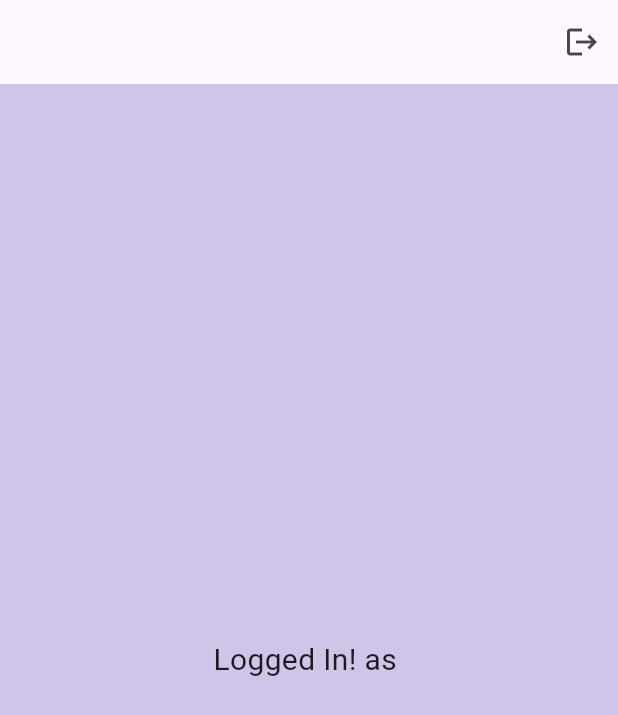
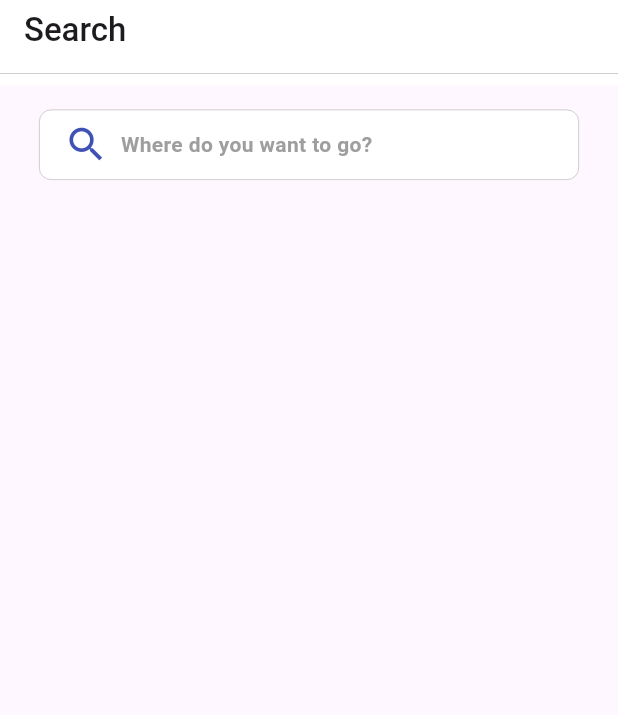
Before and after one commit to ChrisrunnerR/AppartmentSwap, a Flutter app: the screen it shows once a user with an empty profile is signed in, on a phone screen of 412 x 824 dp. Shown: the top 715 px of the screen. Run offline on Flutter 3.47's test engine with Material 3 defaults, Android fonts, the phone set to English and light mode, and no system bars; our stand-ins replace firebase_auth, firebase_core, google_sign_in; accounts and stored records are empty.

Commit message:
added in search bar to home page

```diff
--- /dev/null
+++ b/lib/components/search_bar.dart
@@ -0,0 +1,59 @@
+// ignore_for_file: prefer_const_literals_to_create_immutables, prefer_const_constructors
+
+import 'package:flutter/material.dart';
+
+class SearchBarDest extends StatelessWidget {
+  SearchBarDest({super.key});
+
+  final Color appGrey = Color(0xFFA0A0A0);
+
+  @override
+  Widget build(BuildContext context) {
+    return Container(
+      height: 130.0,
+      child: Stack(
+        children: [
+          Positioned(
+            left: 16.0,
+            right: 16.0,
+            top: 16.0,
+            child: Container(
+              margin: EdgeInsets.symmetric(horizontal: 10),
+              padding: EdgeInsets.symmetric(horizontal: 16.0, vertical: 8.0),
+              decoration: BoxDecoration(
+                color: Colors.white,
+                border: Border.all(
+                  color: const Color.fromARGB(255, 194, 190, 190),
+                  width: .5,
+                ),
+                borderRadius: BorderRadius.circular(8.0),
+              ),
+              child: Row(
+                children: [
+                  Icon(
+                    Icons.search,
+                    size: 30.0,
+                    color: Colors.indigo,
+                  ),
+                  const SizedBox(width: 8.0),
+                  Column(
+                    crossAxisAlignment: CrossAxisAlignment.start,
+                    children: [
+                      Text(
+                        "Where do you want to go?",
+                        style: TextStyle(
+                          fontWeight: FontWeight.bold,
+                          color: Colors.grey,
+                        ),
+                      ),
+                    ],
+                  ),
+                ],
+              ),
+            ),
+          ),
+        ],
+      ),
+    );
+  }
+}
--- a/lib/pages/home_page.dart
+++ b/lib/pages/home_page.dart
@@ -1,23 +1,14 @@
+// ignore_for_file: prefer_const_constructors, prefer_const_literals_to_create_immutables
+
 import 'package:firebase_auth/firebase_auth.dart';
 import 'package:flutter/material.dart';
+import 'package:signin/components/search_bar.dart';
 
-class HomePage extends StatefulWidget {
+class HomePage extends StatelessWidget {
   HomePage({super.key});
 
-  @override
-  State<HomePage> createState() => _HomePageState();
-}
-
-class _HomePageState extends State<HomePage> {
-  int selectedPage = 0;
-  final _pageOptions = [
-    HomePage(),
-    // InboxPage(),
-    //  Profile(),
-  ];
   final user = FirebaseAuth.instance.currentUser!;
 
-  // sign user out
   void signUserOut() {
     FirebaseAuth.instance.signOut();
   }
@@ -25,23 +16,24 @@ class _HomePageState extends State<HomePage> {
   @override
   Widget build(BuildContext context) {
     return Scaffold(
-      backgroundColor: Colors.deepPurple[100],
       appBar: AppBar(
-        // backgroundColor: Colors.deepPurple[100],
-        actions: [
-          IconButton(
-            onPressed: signUserOut,
-            icon: Icon(Icons.logout),
+        backgroundColor: Colors.white,
+        title: Text(
+          "Search",
+          style: TextStyle(
+            fontWeight: FontWeight.w500,
           ),
-        ],
+        ),
+        bottom: PreferredSize(
+          preferredSize: Size.fromHeight(1.0),
+          child: Divider(
+            color: const Color.fromARGB(255, 194, 190, 190),
+            thickness: .5, // Set the thickness of the divider
+          ),
+        ),
       ),
-      body: Center(
-        child: Text(
-          "Logged In! as ${user.email}",
-          style: TextStyle(fontSize: 20),
-        ),
-        // want a rounded button that says map
-      ),
+      // SearchBarDest(),
+      body: SearchBarDest(),
     );
   }
 }
```
